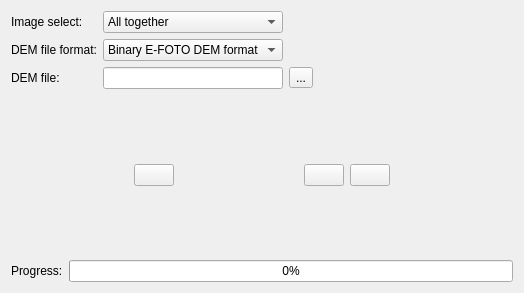
First picture: the form in trunk_Matching/qt/interface/OrthoForm.ui, repository e-foto/e-foto, before the edit.
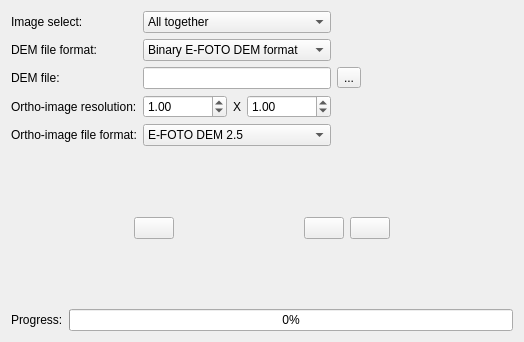
Second picture: the form after the edit. Icons and pictures are not drawn.

Patch:
```diff
--- a/trunk_Matching/qt/interface/OrthoForm.ui
+++ b/trunk_Matching/qt/interface/OrthoForm.ui
@@ -7,7 +7,7 @@
     <x>0</x>
     <y>0</y>
     <width>524</width>
-    <height>293</height>
+    <height>342</height>
    </rect>
   </property>
   <property name="windowTitle">
@@ -25,7 +25,7 @@
          </property>
         </widget>
        </item>
-       <item row="0" column="1">
+       <item row="0" column="1" colspan="3">
         <widget class="QComboBox" name="comboBox">
          <item>
           <property name="text">
@@ -39,7 +39,7 @@
          </item>
         </widget>
        </item>
-       <item row="0" column="2">
+       <item row="0" column="4">
         <spacer name="horizontalSpacer">
          <property name="orientation">
           <enum>Qt::Horizontal</enum>
@@ -59,7 +59,7 @@
          </property>
         </widget>
        </item>
-       <item row="1" column="1">
+       <item row="1" column="1" colspan="3">
         <widget class="QComboBox" name="comboBox2">
          <property name="currentIndex">
           <number>0</number>
@@ -76,7 +76,7 @@
          </item>
         </widget>
        </item>
-       <item row="1" column="2">
+       <item row="1" column="4">
         <spacer name="horizontalSpacer_2">
          <property name="orientation">
           <enum>Qt::Horizontal</enum>
@@ -96,14 +96,14 @@
          </property>
         </widget>
        </item>
-       <item row="2" column="1">
+       <item row="2" column="1" colspan="3">
         <widget class="QLineEdit" name="lineEdit">
          <property name="readOnly">
           <bool>true</bool>
          </property>
         </widget>
        </item>
-       <item row="2" column="2">
+       <item row="2" column="4">
         <widget class="QToolButton" name="loadDemButton">
          <property name="toolTip">
           <string>Load DEM</string>
@@ -113,7 +113,7 @@
          </property>
         </widget>
        </item>
-       <item row="2" column="3">
+       <item row="2" column="5">
         <spacer name="horizontalSpacer_3">
          <property name="orientation">
           <enum>Qt::Horizontal</enum>
@@ -126,6 +126,78 @@
          </property>
         </spacer>
        </item>
+       <item row="3" column="0">
+        <widget class="QLabel" name="label_4">
+         <property name="text">
+          <string>Ortho-image resolution:</string>
+         </property>
+        </widget>
+       </item>
+       <item row="3" column="1">
+        <widget class="QDoubleSpinBox" name="doubleSpinBox1">
+         <property name="minimum">
+          <double>0.010000000000000</double>
+         </property>
+         <property name="maximum">
+          <double>1000000.000000000000000</double>
+         </property>
+         <property name="value">
+          <double>1.000000000000000</double>
+         </property>
+        </widget>
+       </item>
+       <item row="3" column="2">
+        <widget class="QLabel" name="label_5">
+         <property name="text">
+          <string>X</string>
+         </property>
+         <property name="alignment">
+          <set>Qt::AlignCenter</set>
+         </property>
+        </widget>
+       </item>
+       <item row="3" column="3">
+        <widget class="QDoubleSpinBox" name="doubleSpinBox2">
+         <property name="minimum">
+          <double>0.010000000000000</double>
+         </property>
+         <property name="maximum">
+          <double>1000000.000000000000000</double>
+         </property>
+         <property name="value">
+          <double>1.000000000000000</double>
+         </property>
+        </widget>
+       </item>
+       <item row="3" column="4">
+        <spacer name="horizontalSpacer_7">
+         <property name="orientation">
+          <enum>Qt::Horizontal</enum>
+         </property>
+         <property name="sizeHint" stdset="0">
+          <size>
+           <width>40</width>
+           <height>20</height>
+          </size>
+         </property>
+        </spacer>
+       </item>
+       <item row="4" column="0">
+        <widget class="QLabel" name="label_6">
+         <property name="text">
+          <string>Ortho-image file format:</string>
+         </property>
+        </widget>
+       </item>
+       <item row="4" column="1" colspan="3">
+        <widget class="QComboBox" name="comboBox3">
+         <item>
+          <property name="text">
+           <string>E-FOTO DEM 2.5</string>
+          </property>
+         </item>
+        </widget>
+       </item>
       </layout>
      </item>
      <item>
```
Left out of the diff: 12 changed lines with no effect on the pictures.
